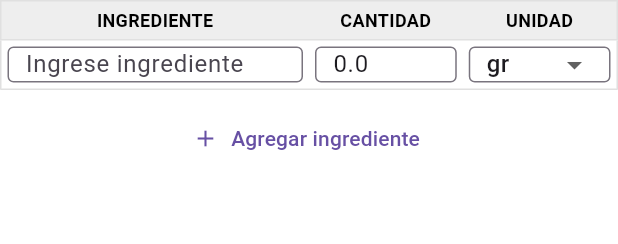
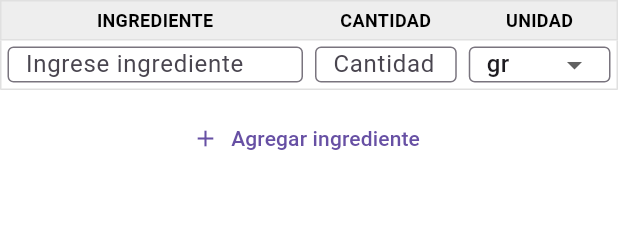
Before and after one commit to YairFJ/Flutter_App, a Flutter app: the IngredientTableWidget widget shown alone on an empty page, opened directly with empty values, after a tap on "Agregar ingrediente", on a phone screen of 412 x 824 dp. Shown: the top 244 px of the screen. Run offline on Flutter 3.47's test engine with Material 3 defaults, Android fonts, the phone set to English and light mode, and no system bars; our stand-ins replace cloud_firestore, firebase_auth, firebase_core, flutter_dotenv, google_sign_in, pdf and 4 more; missing offline and left inert: mailer, soundpool; accounts and stored records are empty.

Commit message:
No utilizar

```diff
--- a/lib/widgets/ingredient_table_widget.dart
+++ b/lib/widgets/ingredient_table_widget.dart
@@ -184,7 +184,7 @@ class _IngredientTableWidgetState extends State<IngredientTableWidget> {
                     nombre: '',
                     cantidad: 0.0,
                     unidad: 'gr',
-                    cantidadController: TextEditingController(text: '0.0'),
+                    cantidadController: TextEditingController(text: ''),
                     cantidadOriginal: 0.0,
                     unidadOriginal: 'gr',
                   ));
```
